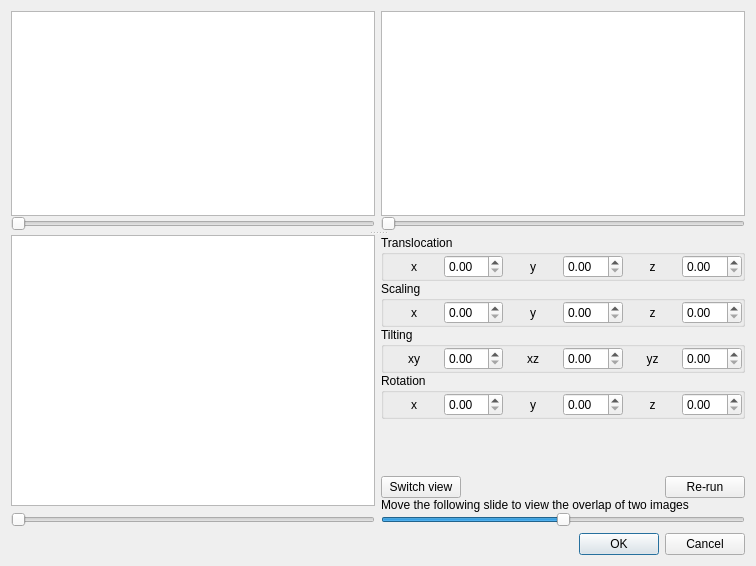
Above: manual_alignment.ui from frankyeh/DSI-Studio before the change. Below: the same form after it.
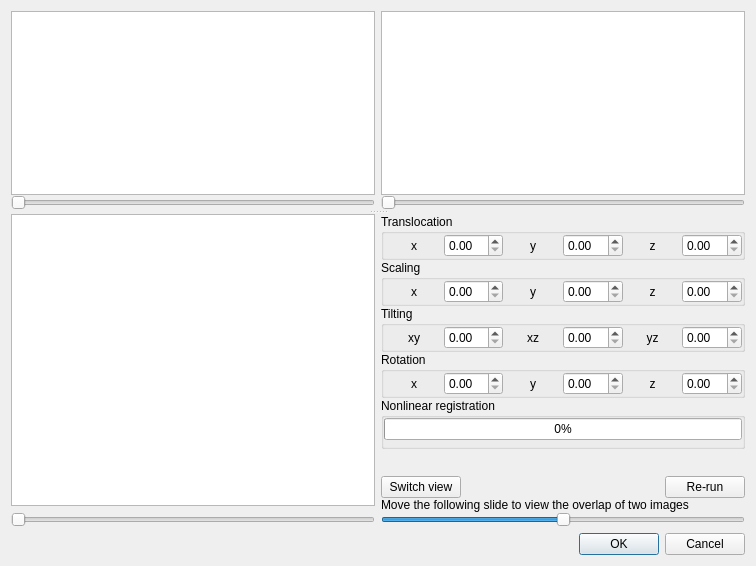
That is the form after the change.

Patch:
```diff
--- a/manual_alignment.ui
+++ b/manual_alignment.ui
@@ -444,6 +444,40 @@
               </layout>
              </widget>
             </item>
+            <item>
+             <widget class="QGroupBox" name="nl_group_box">
+              <property name="title">
+               <string>Nonlinear registration</string>
+              </property>
+              <layout class="QVBoxLayout" name="verticalLayout_7">
+               <property name="spacing">
+                <number>0</number>
+               </property>
+               <property name="leftMargin">
+                <number>0</number>
+               </property>
+               <property name="topMargin">
+                <number>0</number>
+               </property>
+               <property name="rightMargin">
+                <number>0</number>
+               </property>
+               <property name="bottomMargin">
+                <number>6</number>
+               </property>
+               <item>
+                <widget class="QProgressBar" name="nl_progress_bar">
+                 <property name="maximum">
+                  <number>16</number>
+                 </property>
+                 <property name="value">
+                  <number>0</number>
+                 </property>
+                </widget>
+               </item>
+              </layout>
+             </widget>
+            </item>
             <item>
              <spacer name="verticalSpacer">
               <property name="orientation">
```
